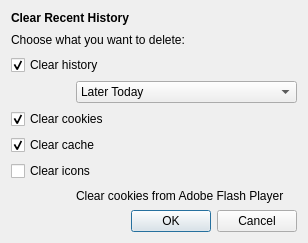
Qt form src/other/clearprivatedata.ui (QupZilla/qupzilla) before a commit.
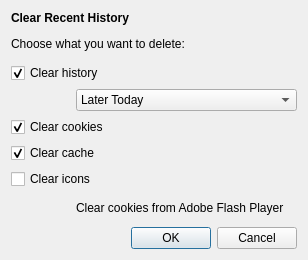
The same form after that commit. Icons and pictures are not drawn. Custom widgets are drawn as their Qt base class.

Patch:
```diff
--- a/src/other/clearprivatedata.ui
+++ b/src/other/clearprivatedata.ui
@@ -7,7 +7,7 @@
     <x>0</x>
     <y>0</y>
     <width>308</width>
-    <height>243</height>
+    <height>260</height>
    </rect>
   </property>
   <property name="windowTitle">
```
